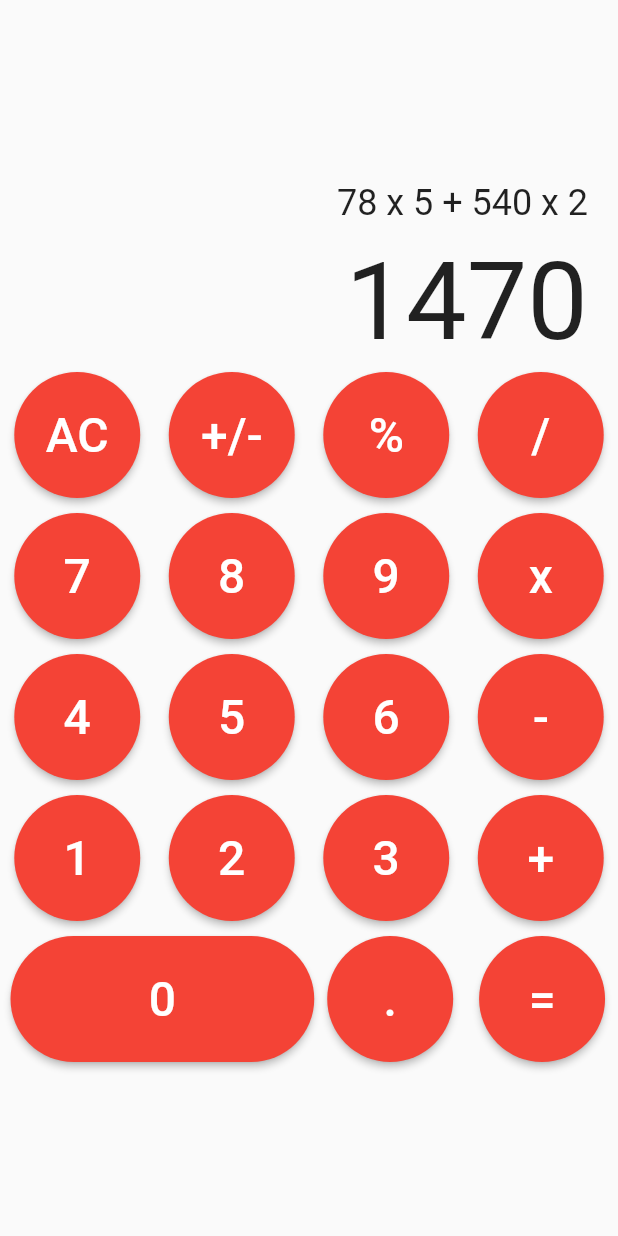
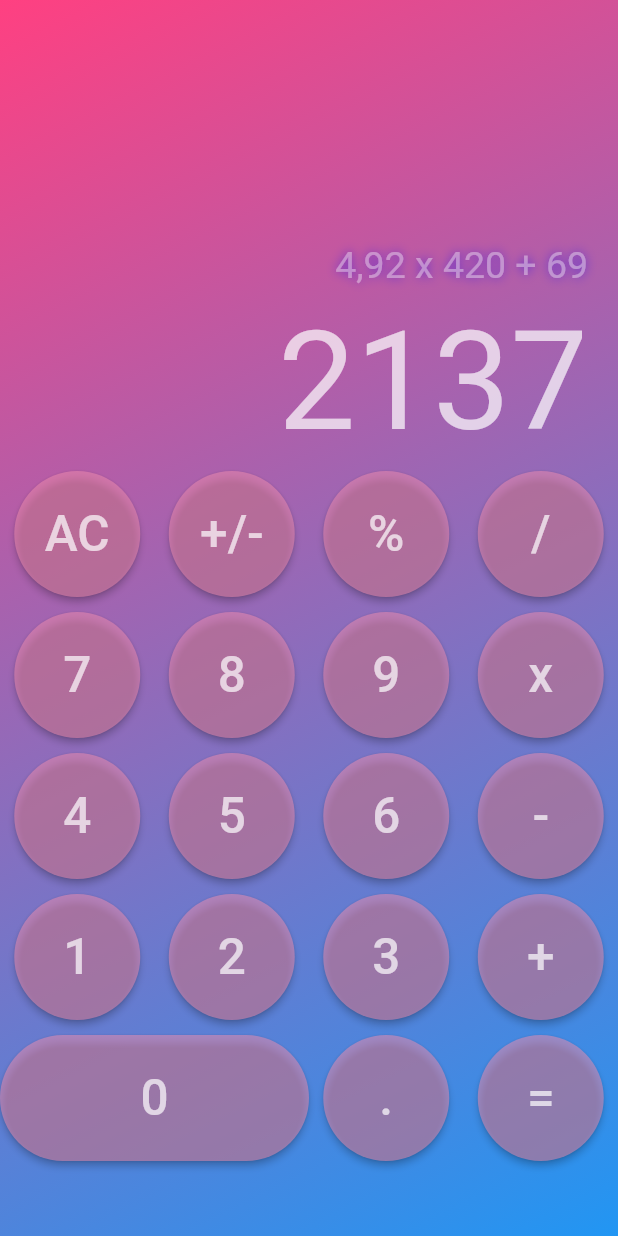
Before and after one commit to Gazelski/calculator-new, a Flutter app: the screen it shows after launch, on a phone screen of 412 x 824 dp. Run offline on Flutter 3.47's test engine with Material 2 defaults, Android fonts, the phone set to English and light mode, and no system bars.

Commit message:
design changes

```diff
--- a/lib/screens/calculator.dart
+++ b/lib/screens/calculator.dart
@@ -40,13 +40,32 @@ class Calculator extends StatelessWidget {
   @override
   Widget build(BuildContext context) {
     return Scaffold(
-        body: Center(
+        body: Container(
+          decoration: const BoxDecoration(
+              gradient: LinearGradient(
+                begin: Alignment.topLeft,
+                end: Alignment.bottomRight,
+                colors:[
+                  Colors.pinkAccent,
+                  Colors.blue,
+                ],
+              )
+          ) ,
+          child: Center(
             child: Column(
-            mainAxisAlignment: MainAxisAlignment.center,
+
+              mainAxisAlignment: MainAxisAlignment.end,
               children: <Widget>[
-              const History(),
-              const Result(),
                 Column(
+                  children: const [
+                    History(),
+                    Result(),
+                  ],
+                ),
+                Padding(
+                  padding: const EdgeInsets.only(bottom: 50.0),
+                  child: Column(
+                    mainAxisAlignment: MainAxisAlignment.spaceAround,
                     children: <Widget>[
                       Row(
                           children: _sublistButtons(0, 4)
@@ -66,13 +85,15 @@ class Calculator extends StatelessWidget {
                       const SizedBox(height: 10),
                       Row(
                           children: <Widget>[
-                        const SizedBox(width: 7), // It doesn't look right, but whatever
+                            const SizedBox(width: 0), // It doesn't look right, but whatever
                             ..._sublistButtons(16, 19)
                           ]
                       ),
                     ],
+                  ),
                 )
               ],
+            ),
           ),
         )
     );
--- a/lib/widgets/button.dart
+++ b/lib/widgets/button.dart
@@ -15,12 +15,12 @@ class Button extends StatelessWidget {
         onPressed: () {},
         style: ElevatedButton.styleFrom(
           shape: shape,
-          backgroundColor: Colors.red,
+          backgroundColor: Colors.pink.shade200.withOpacity(0.5),
           minimumSize: const Size.fromHeight(84),
         ),
         child: Text(
           text,
-          style: const TextStyle(fontSize: 32),
+          style: const TextStyle(fontSize: 33, color: Colors.white70),
         ),
       ),
     );
--- a/lib/widgets/history.dart
+++ b/lib/widgets/history.dart
@@ -8,7 +8,7 @@ class History extends StatefulWidget {
 }
 
 class _HistoryState extends State<History> {
-  final String _result = '78 x 5 + 540 x 2';
+  final String _result = '4,92 x 420 + 69';
 
   @override
   Widget build(BuildContext context) {
@@ -17,7 +17,14 @@ class _HistoryState extends State<History> {
       padding: const EdgeInsets.fromLTRB(20, 5, 20, 5),
       child: Text(
         _result,
-        style: const TextStyle(fontSize: 24),
+        style: const TextStyle(fontSize: 25, color: Colors.white38,
+          shadows: <Shadow>[
+          Shadow(
+            offset: Offset(0, 0),
+            blurRadius: 8.0,
+            color: Color.fromARGB(125, 0, 0, 255),
+          ),
+        ],),
       ),
     );
   }
--- a/lib/widgets/result.dart
+++ b/lib/widgets/result.dart
@@ -9,7 +9,7 @@ class Result extends StatefulWidget {
 }
 
 class _ResultState extends State<Result> {
-  final String _result = '1470';
+  final String _result = '2137';
 
   @override
   Widget build(BuildContext context) {
@@ -18,7 +18,7 @@ class _ResultState extends State<Result> {
       padding: const EdgeInsets.fromLTRB(20, 5, 20, 5),
       child: Text(
         _result,
-        style: const TextStyle(fontSize: 72),
+        style: const TextStyle(fontSize: 92, color: Colors.white70),
       ),
     );
   }
```
Lines whose indentation alone changed are shown as unchanged.
